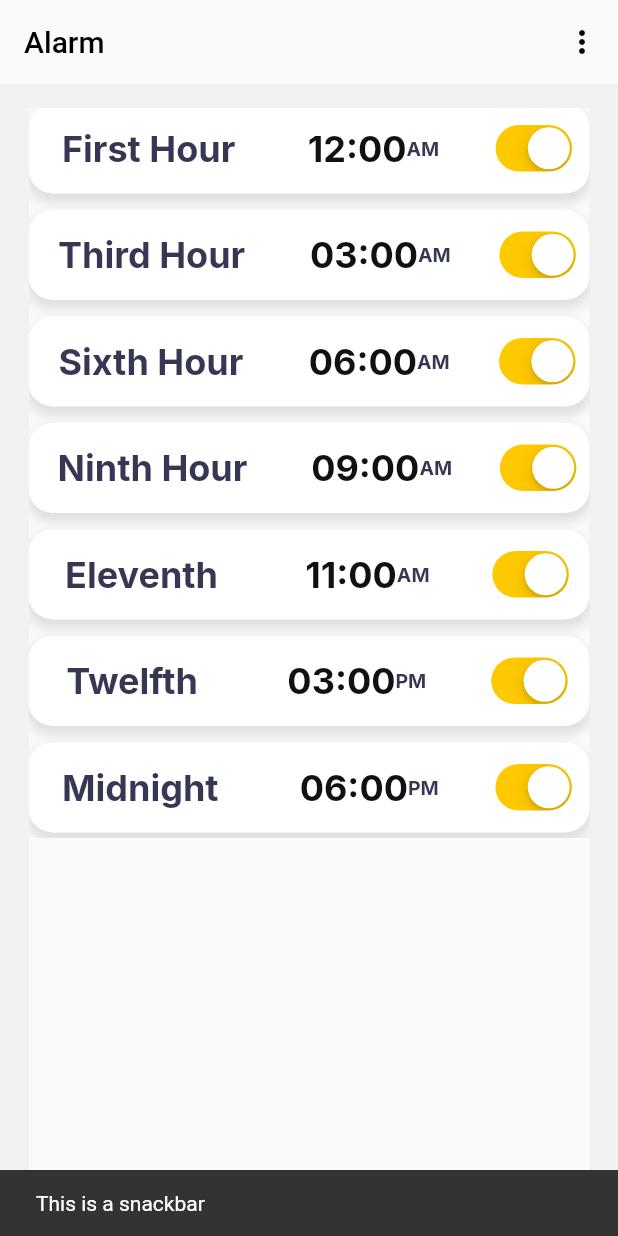
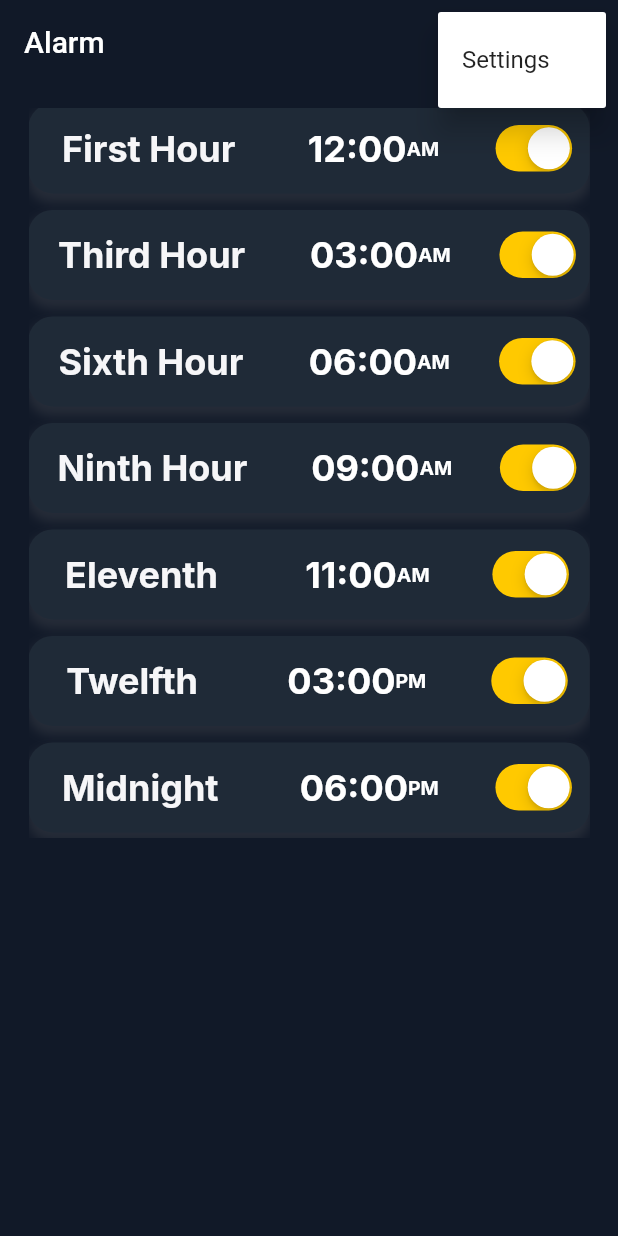
Before and after one commit to bealugirma23/Ortho_Chat, a Flutter app: the screen it shows after launch, scrolled down 257 dp, after a tap on the "more vert" icon, on a phone screen of 412 x 824 dp. Run offline on Flutter 3.47's test engine with Material 2 defaults, Android fonts, the light colour scheme and no system bars; our stand-ins replace google_fonts.

Commit message:
color changes

```diff
--- a/lib/features/presentation/Components/alarms.dart
+++ b/lib/features/presentation/Components/alarms.dart
@@ -12,6 +12,7 @@ class _AlarmsState extends State<Alarms> {
   @override
   Widget build(BuildContext context) {
     return Scaffold(
+      backgroundColor: Color(0xff111928),
       body: Container(
         // frame2788ro (54242:46123)
         height: 500,
--- a/lib/features/presentation/pages/alarm/alarm.dart
+++ b/lib/features/presentation/pages/alarm/alarm.dart
@@ -5,9 +5,7 @@ import 'package:flutter/material.dart';
 import 'package:google_fonts/google_fonts.dart';
 import 'package:selot/features/presentation/Components/alarms.dart';
 import 'package:selot/features/presentation/pages/notice/Notice.dart';
-
-import '../../../../consts.dart';
-import '../../widgets/alarmdata.dart';
+import 'package:selot/features/presentation/pages/settins.dart';
 
 class Alarm extends StatefulWidget {
   const Alarm({super.key});
@@ -36,11 +34,16 @@ class MyStatefulWidget extends StatefulWidget {
   State<MyStatefulWidget> createState() => _MyStatefulWidgetState();
 }
 
+// This is the type used by the popup menu below.
+enum SampleItem { itemOne, itemTwo, itemThree }
+
 /// AnimationControllers can be created with `vsync: this` because of TickerProviderStateMixin.
 class _MyStatefulWidgetState extends State<MyStatefulWidget>
     with SingleTickerProviderStateMixin {
+  SampleItem? selectedMenu;
   late String _timeString;
   late String _timedate;
+
   late TabController tabController;
 
   @override
@@ -48,7 +51,8 @@ class _MyStatefulWidgetState extends State<MyStatefulWidget>
     tabController = TabController(length: 2, vsync: this);
     _timeString = "${DateTime.now().hour}:${DateTime.now().minute}";
     // DateFormat('MM/dd/yy') as String;
-    _timedate = "${DateTime.now().month}:${DateTime.now().day},${DateTime.now().year}";
+    _timedate =
+        "${DateTime.now().month}:${DateTime.now().day},${DateTime.now().year}";
 
     Timer.periodic(Duration(seconds: 1), (Timer t) => _getCurrentTime());
     super.initState();
@@ -57,7 +61,8 @@ class _MyStatefulWidgetState extends State<MyStatefulWidget>
   void _getCurrentTime() {
     setState(() {
       _timeString = "${DateTime.now().hour}:${DateTime.now().minute} ";
-      _timedate = "${DateTime.now().month},${DateTime.now().day},${DateTime.now().year}";
+      _timedate =
+          "${DateTime.now().month},${DateTime.now().day},${DateTime.now().year}";
     });
   }
 
@@ -70,6 +75,7 @@ class _MyStatefulWidgetState extends State<MyStatefulWidget>
   @override
   Widget build(BuildContext context) {
     return Scaffold(
+      backgroundColor: Color(0xff111928),
       //////////////////////////////////////
       ///
       ///////////////////////////////////
@@ -77,23 +83,32 @@ class _MyStatefulWidgetState extends State<MyStatefulWidget>
         title: const Text(
           'Alarm',
           style: TextStyle(
-            color: Colors.black,
+            color: Color.fromARGB(255, 255, 255, 255),
           ),
         ),
         backgroundColor: Colors.transparent,
         elevation: 0.0,
         actions: <Widget>[
-          IconButton(
+          PopupMenuButton<SampleItem>(
             icon: const Icon(
               Icons.more_vert,
-              color: Colors.black,
+              color: Color.fromARGB(255, 255, 255, 255),
             ),
-            tooltip: 'Show Snackbar',
-            onPressed: () {
-              ScaffoldMessenger.of(context).showSnackBar(
-                  const SnackBar(content: Text('This is a snackbar')));
+            initialValue: selectedMenu,
+            // Callback that sets the selected popup menu item.
+            onSelected: (SampleItem item) {
+              setState(() {
+                Navigator.push(context,
+                    MaterialPageRoute(builder: (context) => settings()));
+              });
             },
-          ),
+            itemBuilder: (BuildContext context) => <PopupMenuEntry<SampleItem>>[
+              const PopupMenuItem<SampleItem>(
+                value: SampleItem.itemOne,
+                child: Text('Settings'),
+              ),
+            ],
+          )
         ],
       ),
       ////////////////////////////////////////////////////////////
@@ -104,7 +119,7 @@ class _MyStatefulWidgetState extends State<MyStatefulWidget>
         width: double.infinity,
         height: double.infinity,
         decoration: const BoxDecoration(
-          color: Color(0xfff2f2f2),
+          color: Color(0xff111928),
         ),
         child: Column(
           children: <Widget>[
@@ -122,7 +137,14 @@ class _MyStatefulWidgetState extends State<MyStatefulWidget>
                     width: double.infinity,
                     height: 166,
                     decoration: BoxDecoration(
-                      color: Color(0xffffc900),
+                      gradient: LinearGradient(
+                        begin: Alignment.topRight,
+                        end: Alignment.bottomLeft,
+                        colors: [
+                          Colors.blue,
+                          Colors.red,
+                        ],
+                      ),
                       borderRadius: BorderRadius.only(
                         topLeft: Radius.circular(33),
                         topRight: Radius.circular(33),
@@ -185,7 +207,8 @@ class _MyStatefulWidgetState extends State<MyStatefulWidget>
                                           width: 180,
                                           height: 70,
                                           child: Text(
-                                            DateFormat.jm().format(DateTime.now()),
+                                            DateFormat.jm()
+                                                .format(DateTime.now()),
                                             style: GoogleFonts.inter(
                                               fontSize: 57,
                                               fontWeight: FontWeight.w700,
@@ -205,7 +228,8 @@ class _MyStatefulWidgetState extends State<MyStatefulWidget>
                                           width: 110,
                                           height: 20,
                                           child: Text(
-                                            DateFormat.yMMMEd().format(DateTime.now()),
+                                            DateFormat.yMMMEd()
+                                                .format(DateTime.now()),
                                             style: GoogleFonts.inter(
                                               fontSize: 16,
                                               fontWeight: FontWeight.w500,
@@ -253,7 +277,7 @@ class _MyStatefulWidgetState extends State<MyStatefulWidget>
                               // height: 50,
                               width: MediaQuery.of(context).size.height,
                               decoration: BoxDecoration(
-                                  color: Color(0xffffc900),
+                                  color: Color(0xff111928),
                                   borderRadius: BorderRadius.circular(5)),
                               child: Column(
                                 children: [
--- a/lib/features/presentation/pages/notice/Notice.dart
+++ b/lib/features/presentation/pages/notice/Notice.dart
@@ -1,5 +1,4 @@
 import 'package:flutter/material.dart';
-import 'package:google_fonts/google_fonts.dart';
 import 'package:selot/features/presentation/widgets/container.dart';
 
 class Notice extends StatefulWidget {
--- /dev/null
+++ b/lib/features/presentation/pages/settins.dart
@@ -0,0 +1,17 @@
+import 'package:flutter/material.dart';
+
+class settings extends StatefulWidget {
+  const settings({super.key});
+
+  @override
+  State<settings> createState() => _settingsState();
+}
+
+class _settingsState extends State<settings> {
+  @override
+  Widget build(BuildContext context) {
+    return Center(
+      child: Text('Settings'),
+    );
+  }
+}
--- a/lib/features/presentation/widgets/alarmdata.dart
+++ b/lib/features/presentation/widgets/alarmdata.dart
@@ -33,9 +33,8 @@ class _AlarmwidgetState extends State<Alarmwidget> {
         width: double.infinity,
         height: 60,
         decoration: BoxDecoration(
-          color: switchValue == true
-              ? const Color(0xffffffff)
-              : const Color(0xffF2F2F2),
+          color:
+              switchValue == true ? Color(0xff1F2A37) : const Color(0xffF2F2F2),
           borderRadius: BorderRadius.circular(16),
           boxShadow: [
             BoxShadow(
@@ -57,7 +56,7 @@ class _AlarmwidgetState extends State<Alarmwidget> {
                   fontSize: 24,
                   fontWeight: FontWeight.w700,
                   height: 1.2125,
-                  color: const Color(0xff363853),
+                  color: Color.fromARGB(255, 246, 246, 248),
                 ),
               ),
               const SizedBox(
@@ -77,7 +76,7 @@ class _AlarmwidgetState extends State<Alarmwidget> {
                             fontSize: 24,
                             fontWeight: FontWeight.w700,
                             height: 1.2125,
-                            color: const Color(0xff111113),
+                            color: Color.fromARGB(255, 255, 255, 255),
                           ),
                         ),
                         Container(
@@ -90,7 +89,7 @@ class _AlarmwidgetState extends State<Alarmwidget> {
                               fontSize: 13,
                               fontWeight: FontWeight.w700,
                               height: 1.2125,
-                              color: const Color(0xff363853),
+                              color: Color.fromARGB(255, 255, 255, 255),
                             ),
                           ),
                         ),
--- a/lib/main.dart
+++ b/lib/main.dart
@@ -1,7 +1,6 @@
 import 'package:flutter/material.dart';
 import 'package:flutter/services.dart';
 import 'package:selot/features/presentation/pages/alarm/alarm.dart';
-import 'package:selot/features/presentation/pages/bottom_nav.dart';
 
 void main() {
   runApp(const MyApp());
@@ -24,6 +23,4 @@ class MyApp extends StatelessWidget {
       home: const Alarm(),
     );
   }
-
-
 }
```
Lines whose indentation alone changed are shown as unchanged.
